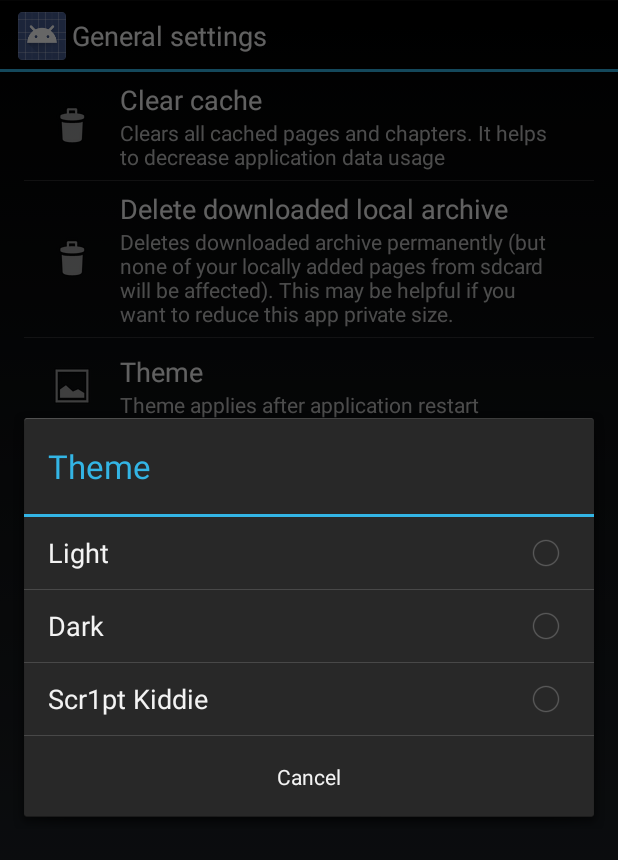
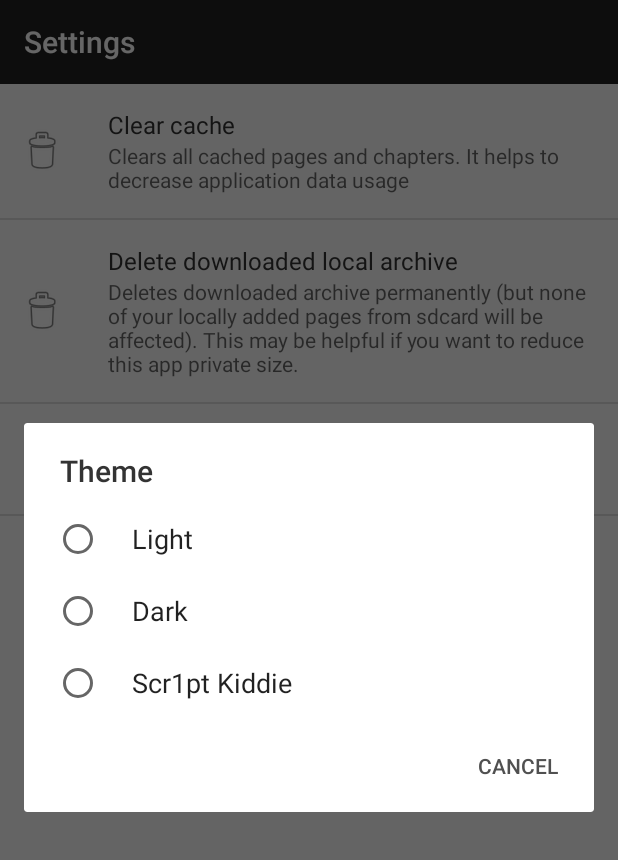
Before and after one commit to Kaned1as/Man-Man, an Android app: the PreferencesActivity screen opened directly, with no data from a screen before it, after a tap on "Theme", on a phone screen of 412 x 824 dp. Shown: the top 860 px of the screen. Run offline under Robolectric (Android 15) with nearby library versions, the phone set to English and light mode, and no system bars; libraries missing offline, so code that uses them is left out: org.mozilla.universalchardet; 1 other tap on this screen came first.

Commit message:
Add theming the preferences activity. Fixes #5
- update android studio gradle dependencies
- also get rid of headers in preferences - we're too small to categorize preferences for now

```diff
--- a/app/build.gradle
+++ b/app/build.gradle
@@ -2,7 +2,7 @@ apply plugin: 'com.android.application'
 
 android {
     compileSdkVersion 23
-    buildToolsVersion "23.0.1"
+    buildToolsVersion "23.0.3"
 
     defaultConfig {
         applicationId "com.adonai.manman"
--- a/app/src/main/java/com/adonai/manman/MainPagerActivity.java
+++ b/app/src/main/java/com/adonai/manman/MainPagerActivity.java
@@ -3,18 +3,13 @@ package com.adonai.manman;
 import android.annotation.SuppressLint;
 import android.app.AlertDialog;
 import android.content.Intent;
-import android.content.SharedPreferences;
-import android.graphics.drawable.Drawable;
 import android.os.Bundle;
-import android.preference.PreferenceManager;
 import android.support.annotation.NonNull;
 import android.support.v4.app.Fragment;
 import android.support.v4.app.FragmentManager;
 import android.support.v4.app.FragmentPagerAdapter;
 import android.support.v4.content.LocalBroadcastManager;
-import android.support.v4.graphics.drawable.DrawableCompat;
 import android.support.v4.view.ViewPager;
-import android.support.v7.app.ActionBarActivity;
 import android.support.v7.app.AppCompatActivity;
 import android.support.v7.widget.Toolbar;
 import android.view.Menu;
@@ -54,13 +49,7 @@ public class MainPagerActivity extends AppCompatActivity {
     @Override
     protected void onCreate(Bundle savedInstanceState) {
         // should set theme prior to instantiating compat actionbar etc.
-        SharedPreferences prefs = PreferenceManager.getDefaultSharedPreferences(this);
-        final String theme = prefs.getString("app.theme", "light");
-        switch (theme) {
-            case "light": setTheme(R.style.Light); break;
-            case "dark": setTheme(R.style.Dark); break;
-            case "green": setTheme(R.style.Green); break;
-        }
+        Utils.setupTheme(this);
 
         super.onCreate(savedInstanceState);
         setContentView(R.layout.activity_main_pager);
--- a/app/src/main/java/com/adonai/manman/Utils.java
+++ b/app/src/main/java/com/adonai/manman/Utils.java
@@ -142,4 +142,14 @@ public class Utils {
 
         return detector.getDetectedCharset();
     }
+
+    public static void setupTheme(Activity activity) {
+        SharedPreferences prefs = PreferenceManager.getDefaultSharedPreferences(activity);
+        final String theme = prefs.getString("app.theme", "light");
+        switch (theme) {
+            case "light": activity.setTheme(R.style.Light); break;
+            case "dark": activity.setTheme(R.style.Dark); break;
+            case "green": activity.setTheme(R.style.Green); break;
+        }
+    }
 }
--- a/app/src/main/java/com/adonai/manman/preferences/PreferencesActivity.java
+++ b/app/src/main/java/com/adonai/manman/preferences/PreferencesActivity.java
@@ -2,8 +2,12 @@ package com.adonai.manman.preferences;
 
 import android.os.Bundle;
 import android.preference.PreferenceActivity;
+import android.preference.PreferenceFragment;
+import android.support.v7.app.AppCompatActivity;
+import android.support.v7.widget.Toolbar;
 
 import com.adonai.manman.R;
+import com.adonai.manman.Utils;
 
 import java.util.List;
 
@@ -12,25 +16,29 @@ import java.util.List;
  *
  * @author Oleg Chernovskiy
  */
-public class PreferencesActivity extends PreferenceActivity {
+public class PreferencesActivity extends AppCompatActivity {
+
+    private Toolbar mActionBar;
 
     @Override
     protected void onCreate(Bundle savedInstanceState) {
-        setTheme(android.R.style.Theme_Holo);
+        // should set theme prior to instantiating compat actionbar etc.
+        Utils.setupTheme(this);
         super.onCreate(savedInstanceState);
+        setContentView(R.layout.activity_preferences);
+
+        mActionBar = (Toolbar) findViewById(R.id.app_toolbar);
+        setSupportActionBar(mActionBar);
+
+        getFragmentManager().beginTransaction().replace(R.id.content_frame, new MainPreferences()).commit();
     }
 
-    @Override
-    protected boolean isValidFragment(String fragmentName) {
-        return true;
-    }
-
-    /**
-     * Populate the activity with the top-level headers.
-     */
-    @Override
-    public void onBuildHeaders(List<Header> target) {
-        loadHeadersFromResource(R.xml.global_prefs_headers, target);
+    public static class MainPreferences extends PreferenceFragment {
+        @Override
+        public void onCreate(Bundle savedInstanceState) {
+            super.onCreate(savedInstanceState);
+            addPreferencesFromResource(R.xml.global_prefs);
+        }
     }
 
 }
--- a/app/src/main/res/layout/activity_main_pager.xml
+++ b/app/src/main/res/layout/activity_main_pager.xml
@@ -1,6 +1,7 @@
 <LinearLayout
     xmlns:android="http://schemas.android.com/apk/res/android"
     xmlns:custom="http://schemas.android.com/apk/res-auto"
+    xmlns:tools="http://schemas.android.com/tools"
     android:orientation="vertical"
     android:layout_width="match_parent"
     android:layout_height="match_parent">
@@ -14,6 +15,8 @@
         custom:elevation="4dp"
         custom:popupTheme="?attr/this_theme"/>
 
+    <!-- this frame is replaced when other fragments (e.g. man page view) request focus -->
+    <!-- so don't mind the "UselessParent" warning -->
     <FrameLayout
         android:id="@+id/replacer"
         android:layout_width="match_parent"
@@ -22,7 +25,8 @@
         <LinearLayout
             android:orientation="vertical"
             android:layout_width="match_parent"
-            android:layout_height="match_parent">
+            android:layout_height="match_parent"
+            tools:ignore="UselessParent">
 
             <com.astuetz.PagerSlidingTabStrip
                 android:id="@+id/tabs"
--- /dev/null
+++ b/app/src/main/res/layout/activity_preferences.xml
@@ -0,0 +1,23 @@
+<LinearLayout
+    xmlns:android="http://schemas.android.com/apk/res/android"
+    xmlns:custom="http://schemas.android.com/apk/res-auto"
+    android:orientation="vertical"
+    android:layout_width="match_parent"
+    android:layout_height="match_parent">
+
+    <android.support.v7.widget.Toolbar
+        android:id="@+id/app_toolbar"
+        android:layout_width="match_parent"
+        android:layout_height="?attr/actionBarSize"
+        android:background="?attr/colorPrimary"
+        android:theme="?attr/actionbar_theme"
+        custom:elevation="4dp"
+        custom:popupTheme="?attr/this_theme"/>
+
+
+    <FrameLayout
+        android:id="@+id/content_frame"
+        android:layout_width="match_parent"
+        android:layout_height="match_parent" />
+
+</LinearLayout>
--- a/app/src/main/res/xml/global_prefs_headers.xml
+++ /dev/null
@@ -1,9 +0,0 @@
-<?xml version="1.0" encoding="utf-8"?>
-<preference-headers
-    xmlns:android="http://schemas.android.com/apk/res/android">
-
-    <header android:fragment="com.adonai.manman.preferences.GlobalPrefsFragment"
-            android:icon="@android:drawable/ic_menu_preferences"
-            android:title="@string/general_settings" />
-
-</preference-headers>
--- a/build.gradle
+++ b/build.gradle
@@ -5,7 +5,7 @@ buildscript {
         jcenter()
     }
     dependencies {
-        classpath 'com.android.tools.build:gradle:2.1.0'
+        classpath 'com.android.tools.build:gradle:2.1.2'
 
         // NOTE: Do not place your application dependencies here; they belong
         // in the individual module build.gradle files
```
